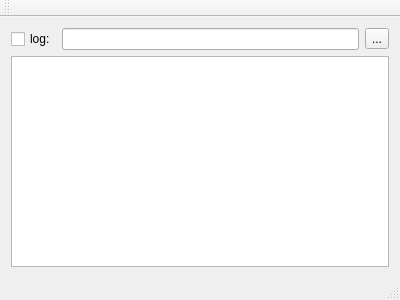
The window that multimon-qt/mainwindow.ui (pinkavaj/transrec) describes before a commit, drawn with Qt 5.
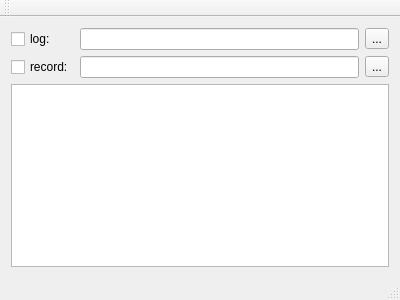
The same window after the commit.

Commit message: Add audio recording directory selection

```diff
--- a/multimon-qt/mainwindow.ui
+++ b/multimon-qt/mainwindow.ui
@@ -32,9 +32,26 @@
       </property>
      </widget>
     </item>
-    <item row="1" column="0" colspan="3">
+    <item row="2" column="0" colspan="3">
      <widget class="QPlainTextEdit" name="logPlainTextEdit"/>
     </item>
+    <item row="1" column="0">
+     <widget class="QCheckBox" name="recCheckBox">
+      <property name="text">
+       <string>record:</string>
+      </property>
+     </widget>
+    </item>
+    <item row="1" column="2">
+     <widget class="QToolButton" name="recDirNameToolButton">
+      <property name="text">
+       <string>...</string>
+      </property>
+     </widget>
+    </item>
+    <item row="1" column="1">
+     <widget class="QLineEdit" name="recDirNameLineEdit"/>
+    </item>
    </layout>
   </widget>
   <widget class="QMenuBar" name="menuBar">
```
Left out of the diff: 4 changed lines with no effect on the pictures. The commit also changes 2 other files.
